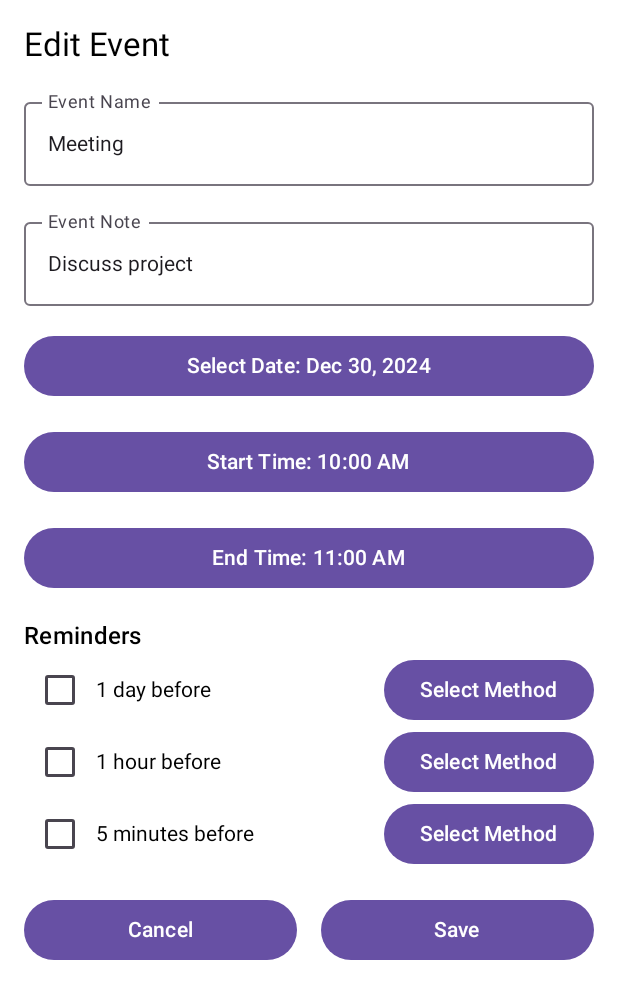
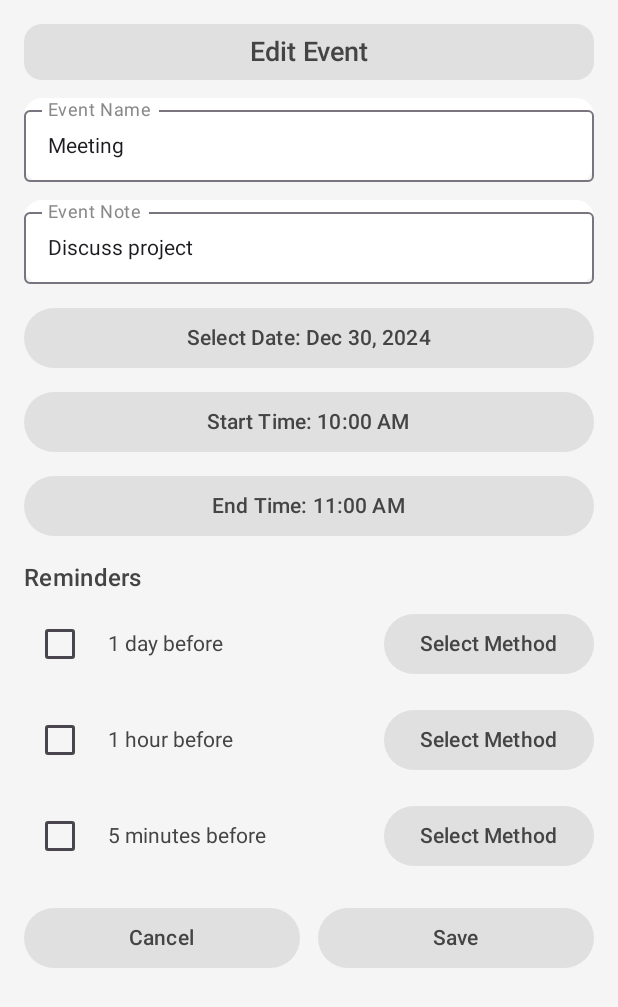
Before and after one commit to jamesyea/Calenar, an Android app built with Jetpack Compose: the @Preview function AddEventScreenPreview, on a phone screen of 412 x 824 dp. Shown: the top 1007 px of the screen. Run offline under Robolectric (Android 15) with nearby library versions, the phone set to English and light mode, and no system bars; our stand-ins replace Room's generated code.

Commit message:
fix some problem

```diff
--- a/app/src/main/java/com/example/mycalender/calender/AddEventScreen.kt
+++ b/app/src/main/java/com/example/mycalender/calender/AddEventScreen.kt
@@ -7,28 +7,28 @@ import android.app.PendingIntent
 import android.app.TimePickerDialog
 import android.content.Context
 import android.content.Intent
-import android.content.pm.PackageManager
-import android.os.Build
 import android.widget.Toast
+import androidx.compose.foundation.background
 import androidx.compose.foundation.layout.*
+import androidx.compose.foundation.shape.RoundedCornerShape
 import androidx.compose.material3.*
 import androidx.compose.runtime.*
 import androidx.compose.ui.Alignment
 import androidx.compose.ui.Modifier
+import androidx.compose.ui.graphics.Color
 import androidx.compose.ui.platform.LocalContext
+import androidx.compose.ui.text.font.FontWeight
+import androidx.compose.ui.unit.dp
+import androidx.compose.ui.unit.sp
 import androidx.compose.ui.tooling.preview.Preview
-import androidx.compose.ui.unit.dp
-import androidx.core.app.ActivityCompat
-import androidx.core.content.ContextCompat
 import com.example.mycalender.ReminderReceiver
 import com.example.mycalender.data.Event
 import java.time.LocalDate
 import java.time.LocalTime
 import java.time.ZoneId
 import java.time.format.DateTimeFormatter
+import java.util.Locale
 import java.time.temporal.ChronoUnit
-import java.util.Locale
-import java.util.TimeZone
 
 @Composable
 fun AddEventScreen(
@@ -38,11 +38,10 @@ fun AddEventScreen(
     existingEvent: Event? = null
 ) {
     val context = LocalContext.current
-    val activity = LocalContext.current as? Activity  // 獲取 Activity 以便請求權限
+    val activity = LocalContext.current as? Activity
 
-    val gmtPlus8Zone = ZoneId.of("Asia/Singapore")  // 使用 GMT+8 時區
+    val gmtPlus8Zone = ZoneId.of("Asia/Singapore")
 
-    // 預填充表單數據
     var eventName by remember { mutableStateOf(existingEvent?.title ?: "") }
     var eventNote by remember { mutableStateOf(existingEvent?.note ?: "") }
     var selectedDate by remember { mutableStateOf(existingEvent?.date ?: LocalDate.now()) }
@@ -52,14 +51,12 @@ fun AddEventScreen(
     val dateFormatter = DateTimeFormatter.ofPattern("MMM dd, yyyy", Locale.ENGLISH)
     val timeFormatter = DateTimeFormatter.ofPattern("hh:mm a", Locale.ENGLISH)
 
-    // 提醒時間和方式 UI
     val reminderOptions = listOf("1 day before", "1 hour before", "5 minutes before")
-    val reminderDurations = listOf(86400000L, 3600000L, 300000L) // 毫秒
+    val reminderDurations = listOf(86400000L, 3600000L, 300000L)
     val methodOptions = listOf("Notification", "Ringtone", "Vibration", "Voice Reminder")
 
     var selectedReminders by remember { mutableStateOf(mutableListOf<Pair<Long, String>>()) }
 
-    // 日期與時間選擇器
     val datePickerDialog = DatePickerDialog(
         context,
         { _, year, month, dayOfMonth -> selectedDate = LocalDate.of(year, month + 1, dayOfMonth) },
@@ -68,53 +65,36 @@ fun AddEventScreen(
         selectedDate.dayOfMonth
     )
 
-    // 開始時間選擇
     val startTimePickerDialog = TimePickerDialog(
         context,
         { _, hourOfDay, minute ->
-            // 將選擇的時間轉換為 GMT+8 時區
             startTime = LocalTime.of(hourOfDay, minute)
-                .atDate(selectedDate)  // 設置日期
-                .atZone(gmtPlus8Zone)  // 設置為 GMT+8 時區
-                .toLocalTime()  // 轉換回 LocalTime
         },
         startTime.hour,
         startTime.minute,
         false
     )
 
-// 結束時間選擇
     val endTimePickerDialog = TimePickerDialog(
         context,
         { _, hourOfDay, minute ->
-            // 將選擇的時間轉換為 GMT+8 時區
             endTime = LocalTime.of(hourOfDay, minute)
-                .atDate(selectedDate)  // 設置日期
-                .atZone(gmtPlus8Zone)  // 設置為 GMT+8 時區
-                .toLocalTime()  // 轉換回 LocalTime
         },
         endTime.hour,
         endTime.minute,
         false
     )
 
-
     fun scheduleReminder(reminderTime: Long, reminderMethod: String, eventId: Int) {
         val alarmManager = context.getSystemService(Context.ALARM_SERVICE) as AlarmManager
-
-        // 轉換為當前的開始時間並手動調整為 GMT+8
         val localDateTime = selectedDate.atTime(startTime)
-        val gmtPlus8Zone = ZoneId.of("Asia/Singapore")
-
-        // 轉換成 UTC 時間
         val utcTimeInMillis = localDateTime
             .atZone(gmtPlus8Zone)
-            .minusMinutes(reminderTime / 60000)  // 提前時間
-            .withZoneSameInstant(ZoneId.of("UTC")) // 轉換為 UTC
+            .minusMinutes(reminderTime / 60000)
+            .withZoneSameInstant(ZoneId.of("UTC"))
             .toInstant()
             .toEpochMilli()
 
-        // 提醒意圖設定
         val intent = Intent(context, ReminderReceiver::class.java).apply {
             putExtra("eventId", eventId)
             putExtra("eventName", eventName)
@@ -128,71 +108,99 @@ fun AddEventScreen(
             PendingIntent.FLAG_UPDATE_CURRENT or PendingIntent.FLAG_IMMUTABLE
         )
 
-        // 設置提醒
         alarmManager.setExact(AlarmManager.RTC_WAKEUP, utcTimeInMillis, pendingIntent)
     }
-
 
     Column(
         modifier = Modifier
             .fillMaxSize()
+            .background(Color(0xFFF5F5F5))
             .padding(16.dp),
-        verticalArrangement = Arrangement.Top
+        horizontalAlignment = Alignment.CenterHorizontally
     ) {
-        // 標題
+        Box(
+            modifier = Modifier
+                .fillMaxWidth()
+                .background(Color(0xFFE0E0E0), shape = RoundedCornerShape(12.dp))
+                .padding(8.dp),
+            contentAlignment = Alignment.Center
+        ) {
             Text(
                 text = if (existingEvent == null) "Add Event" else "Edit Event",
-            style = MaterialTheme.typography.titleLarge,
-            modifier = Modifier.padding(bottom = 16.dp)
+                fontSize = 18.sp,
+                fontWeight = FontWeight.Medium,
+                color = Color.DarkGray
             )
+        }
 
-        // 行程名稱
+        Spacer(modifier = Modifier.height(12.dp))
+
         OutlinedTextField(
             value = eventName,
             onValueChange = { eventName = it },
-            label = { Text("Event Name") },
-            modifier = Modifier.fillMaxWidth()
+            label = { Text("Event Name", color = Color.Gray) },
+            modifier = Modifier
+                .fillMaxWidth()
+                .height(56.dp)
+                .background(Color.White, shape = RoundedCornerShape(12.dp))
         )
 
-        Spacer(modifier = Modifier.height(16.dp))
+        Spacer(modifier = Modifier.height(12.dp))
 
-        // 行程備註
         OutlinedTextField(
             value = eventNote,
             onValueChange = { eventNote = it },
-            label = { Text("Event Note") },
-            modifier = Modifier.fillMaxWidth()
+            label = { Text("Event Note", color = Color.Gray) },
+            modifier = Modifier
+                .fillMaxWidth()
+                .height(56.dp)
+                .background(Color.White, shape = RoundedCornerShape(12.dp))
         )
 
-        Spacer(modifier = Modifier.height(16.dp))
+        Spacer(modifier = Modifier.height(12.dp))
 
-        // 日期選擇
-        Button(onClick = { datePickerDialog.show() }, modifier = Modifier.fillMaxWidth()) {
-            Text(text = "Select Date: ${selectedDate.format(dateFormatter)}")
+        Button(
+            onClick = { datePickerDialog.show() },
+            modifier = Modifier.fillMaxWidth(),
+            colors = ButtonDefaults.buttonColors(containerColor = Color(0xFFE0E0E0))
+        ) {
+            Text(text = "Select Date: ${selectedDate.format(dateFormatter)}", color = Color.DarkGray)
         }
 
-        Spacer(modifier = Modifier.height(16.dp))
+        Spacer(modifier = Modifier.height(8.dp))
 
-        // 開始時間選擇
-        Button(onClick = { startTimePickerDialog.show() }, modifier = Modifier.fillMaxWidth()) {
-            Text(text = "Start Time: ${startTime.format(timeFormatter)}")
+        Button(
+            onClick = { startTimePickerDialog.show() },
+            modifier = Modifier.fillMaxWidth(),
+            colors = ButtonDefaults.buttonColors(containerColor = Color(0xFFE0E0E0))
+        ) {
+            Text(text = "Start Time: ${startTime.format(timeFormatter)}", color = Color.DarkGray)
         }
 
-        Spacer(modifier = Modifier.height(16.dp))
+        Spacer(modifier = Modifier.height(8.dp))
 
-        // 結束時間選擇
-        Button(onClick = { endTimePickerDialog.show() }, modifier = Modifier.fillMaxWidth()) {
-            Text(text = "End Time: ${endTime.format(timeFormatter)}")
+        Button(
+            onClick = { endTimePickerDialog.show() },
+            modifier = Modifier.fillMaxWidth(),
+            colors = ButtonDefaults.buttonColors(containerColor = Color(0xFFE0E0E0))
+        ) {
+            Text(text = "End Time: ${endTime.format(timeFormatter)}", color = Color.DarkGray)
         }
 
-        Spacer(modifier = Modifier.height(16.dp))
+        Spacer(modifier = Modifier.height(12.dp))
 
-        Text(text = "Reminders", style = MaterialTheme.typography.titleMedium)
-        // 遍歷提醒時間選項，並處理提醒時間和方式
+        Text(
+            text = "Reminders",
+            style = MaterialTheme.typography.titleMedium,
+            color = Color.DarkGray,
+            modifier = Modifier.align(Alignment.Start)
+        )
+
+        Column(modifier = Modifier.fillMaxWidth()) {
             reminderOptions.forEachIndexed { index, label ->
                 Row(
                     verticalAlignment = Alignment.CenterVertically,
-                modifier = Modifier.fillMaxWidth()
+                    modifier = Modifier.fillMaxWidth().padding(vertical = 8.dp)
                 ) {
                     Checkbox(
                         checked = selectedReminders.any { it.first == reminderDurations[index] },
@@ -202,14 +210,25 @@ fun AddEventScreen(
                             } else {
                                 selectedReminders.removeIf { it.first == reminderDurations[index] }
                             }
-                    }
+                        },
+                        colors = CheckboxDefaults.colors(checkmarkColor = Color.DarkGray)
                     )
-                Text(text = label, modifier = Modifier.weight(1f))
+                    Text(
+                        text = label,
+                        modifier = Modifier.weight(1f).padding(start = 8.dp),
+                        color = Color.DarkGray
+                    )
 
                     var expanded by remember { mutableStateOf(false) }
                     Box(modifier = Modifier.wrapContentSize(Alignment.TopEnd)) {
-                    Button(onClick = { expanded = true }) {
-                        Text(text = selectedReminders.find { it.first == reminderDurations[index] }?.second ?: "Select Method")
+                        Button(
+                            onClick = { expanded = true },
+                            colors = ButtonDefaults.buttonColors(containerColor = Color(0xFFE0E0E0))
+                        ) {
+                            Text(
+                                text = selectedReminders.find { it.first == reminderDurations[index] }?.second ?: "Select Method",
+                                color = Color.DarkGray
+                            )
                         }
                         DropdownMenu(
                             expanded = expanded,
@@ -231,15 +250,21 @@ fun AddEventScreen(
                     }
                 }
             }
+        }
 
-        Spacer(modifier = Modifier.height(16.dp))
+        Spacer(modifier = Modifier.height(12.dp))
 
-        // 動作按鈕
         Row(horizontalArrangement = Arrangement.SpaceBetween, modifier = Modifier.fillMaxWidth()) {
-            Button(onClick = onCancel, modifier = Modifier.weight(1f)) {
-                Text(text = "Cancel")
+            Button(
+                onClick = onCancel,
+                modifier = Modifier.weight(1f),
+                colors = ButtonDefaults.buttonColors(containerColor = Color(0xFFE0E0E0))
+            ) {
+                Text(text = "Cancel", color = Color.DarkGray)
             }
-            Spacer(modifier = Modifier.width(16.dp))
+
+            Spacer(modifier = Modifier.width(12.dp))
+
             Button(
                 onClick = {
                     if (eventName.isBlank()) {
@@ -249,7 +274,6 @@ fun AddEventScreen(
                     } else if (selectedReminders.isEmpty()) {
                         Toast.makeText(context, "Please add at least one reminder", Toast.LENGTH_SHORT).show()
                     } else {
-                        // 保存行程到資料庫
                         val newEvent = existingEvent?.copy(
                             title = eventName,
                             note = eventNote,
@@ -274,23 +298,20 @@ fun AddEventScreen(
                             Toast.LENGTH_SHORT
                         ).show()
 
-                        // 設置提醒
                         newEvent.reminderTimes.forEachIndexed { index, reminderTime ->
-                            scheduleReminder(reminderTime.toLong(), newEvent.reminderMethods[index], newEvent.id)
+                            scheduleReminder(reminderTime, newEvent.reminderMethods[index], newEvent.id)
                         }
                         onEventSaved()
                     }
                 },
-                modifier = Modifier.weight(1f)
+                modifier = Modifier.weight(1f),
+                colors = ButtonDefaults.buttonColors(containerColor = Color(0xFFE0E0E0))
             ) {
-                Text(text = if (existingEvent == null) "Submit" else "Save")
+                Text(text = if (existingEvent == null) "Submit" else "Save", color = Color.DarkGray)
             }
         }
     }
 }
-
-
-
 
 @Preview(showBackground = true)
 @Composable
@@ -305,8 +326,8 @@ fun AddEventScreenPreview() {
             date = LocalDate.now(),
             startTime = LocalTime.of(10, 0),
             endTime = LocalTime.of(11, 0),
-            reminderTimes = listOf(86400000),  // 默認的提醒時間，例如提前1天
-            reminderMethods = listOf("Notification") // 默認的提醒方式
+            reminderTimes = listOf(86400000),
+            reminderMethods = listOf("Notification")
         )
     )
 }
--- a/app/src/main/java/com/example/mycalender/data/EventDao.kt
+++ b/app/src/main/java/com/example/mycalender/data/EventDao.kt
@@ -6,6 +6,7 @@ import java.time.LocalDate
 
 @Dao
 interface EventDao {
+
     @Insert(onConflict = OnConflictStrategy.REPLACE)
     suspend fun insertEvent(event: Event)
 
@@ -18,6 +19,7 @@ interface EventDao {
     @Query("SELECT * FROM events WHERE date = :date ORDER BY StartTime")
     fun getEventsByDate(date: LocalDate): Flow<List<Event>>
 
-    //@Query("SELECT * FROM events ORDER BY date")
-    //fun getAllEvents(): Flow<List<Event>>
+    // 新增：取得所有事件
+    @Query("SELECT * FROM events ORDER BY date")
+    fun getAllEvents(): Flow<List<Event>>
 }
```
Also changed, not shown: app/src/main/java/com/example/mycalender/MainActivity.kt (+36 -54 lines), app/src/main/java/com/example/mycalender/calender/CalendarScreen.kt (+42 -49 lines), app/src/main/java/com/example/mycalender/calender/CalendarViewModel.kt (+23 -8 lines), app/src/main/java/com/example/mycalender/data/EventRepository.kt (+8 -3 lines). Lines whose indentation alone changed are shown as unchanged.
